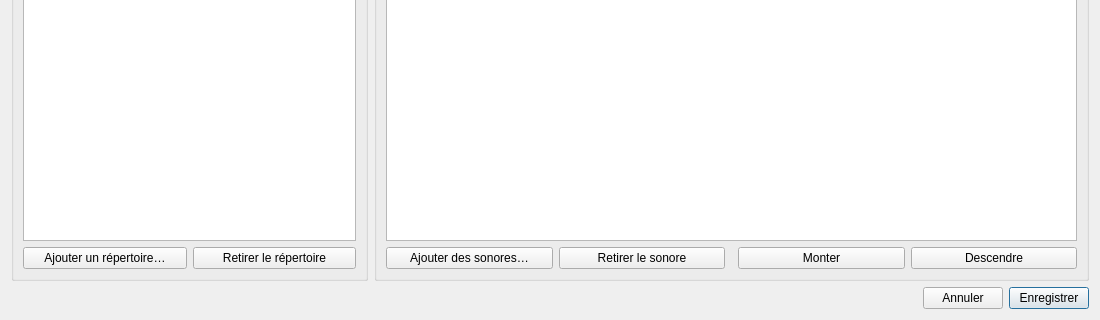
Above: src/machincast/interface/ui/fiche_banque.ui from dascritch/machincast before the change; both pictures show x 0 to 1100 and y 380 to 700 of the 1100 by 700 pixel window. Below: the same form after it.
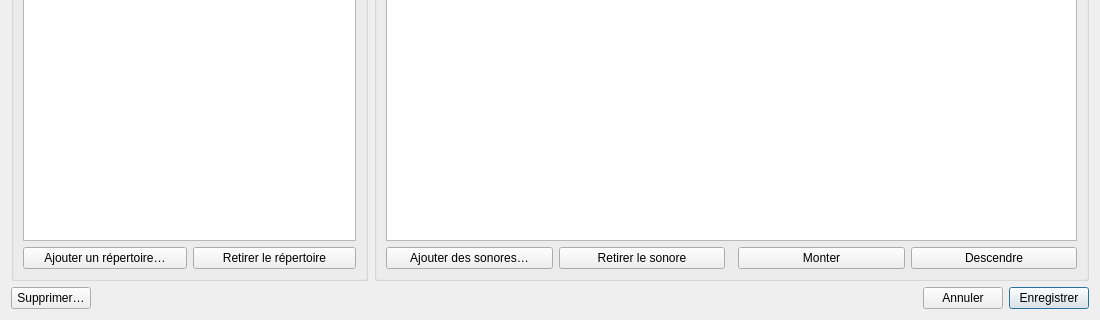
That is the form after the change.

What changed in the file:
```diff
--- a/src/machincast/interface/ui/fiche_banque.ui
+++ b/src/machincast/interface/ui/fiche_banque.ui
@@ -216,7 +216,17 @@
     </layout>
    </item>
    <item>
-    <layout class="QHBoxLayout" name="pied" stretch="1,0,0">
+    <layout class="QHBoxLayout" name="pied" stretch="0,1,0,0">
+     <item>
+      <widget class="QPushButton" name="supprimer">
+       <property name="text">
+        <string>Supprimer…</string>
+       </property>
+       <property name="toolTip">
+        <string>Supprime l'élément de la base, après confirmation ; aucun fichier n'est touché.</string>
+       </property>
+      </widget>
+     </item>
      <item>
       <widget class="QLabel" name="message">
        <property name="wordWrap">
```
